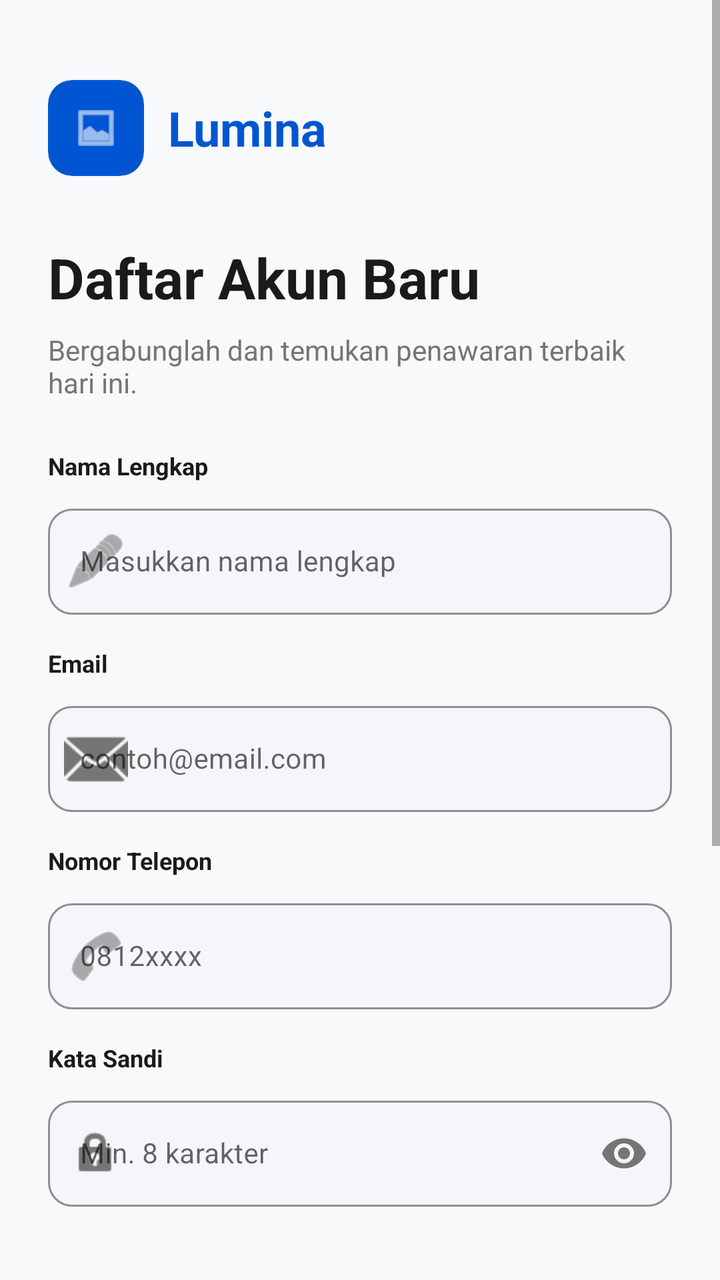
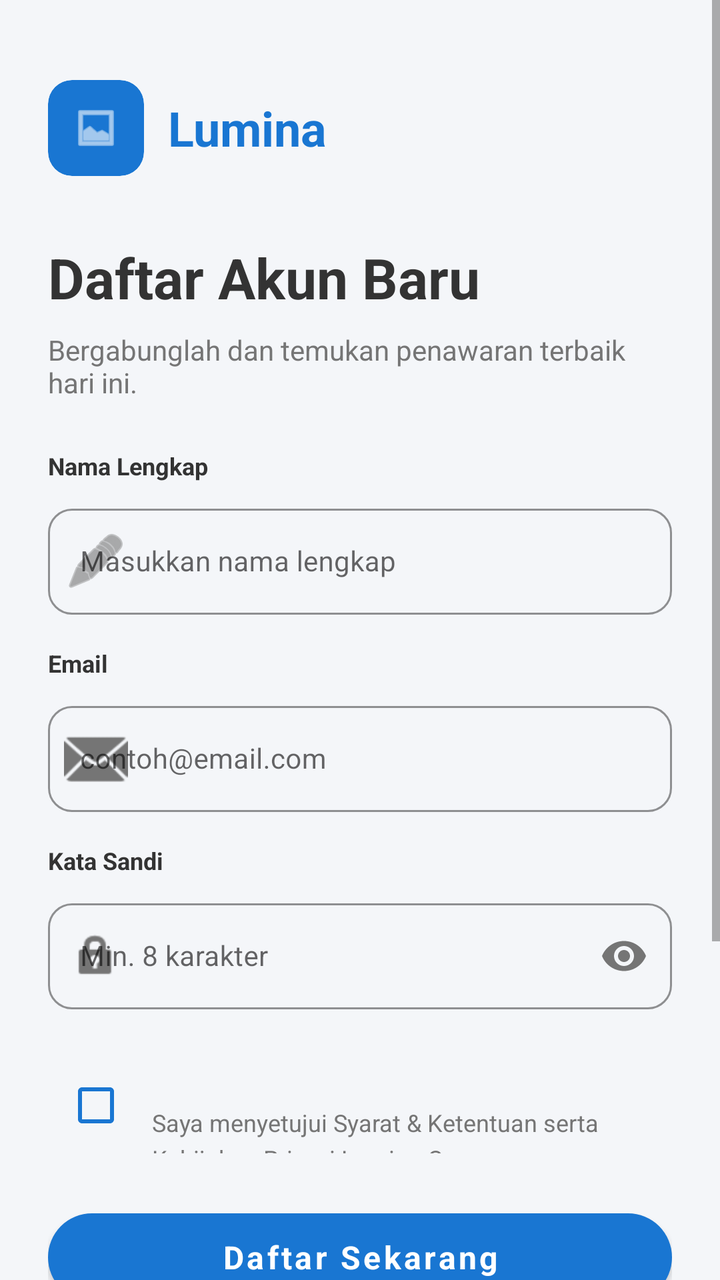

Screens rendered from an Android XML layout before and after an edit, with the pre-edit source and the edit as a unified diff.
<!-- AndroidManifest.xml: application theme Theme.DataMart -->
<!-- res/layout/activity_register.xml -->
<?xml version="1.0" encoding="utf-8"?>
<ScrollView xmlns:android="http://schemas.android.com/apk/res/android"
    xmlns:app="http://schemas.android.com/apk/res-auto"
    android:layout_width="match_parent"
    android:layout_height="match_parent"
    android:fillViewport="true"
    android:background="@color/background_light">

    <LinearLayout
        android:layout_width="match_parent"
        android:layout_height="wrap_content"
        android:orientation="vertical"
        android:padding="24dp">

        
        <LinearLayout
            android:layout_width="wrap_content"
            android:layout_height="wrap_content"
            android:layout_marginTop="16dp"
            android:gravity="center_vertical"
            android:orientation="horizontal">

            <com.google.android.material.card.MaterialCardView
                android:layout_width="48dp"
                android:layout_height="48dp"
                app:cardBackgroundColor="@color/lumina_blue"
                app:cardCornerRadius="12dp"
                app:cardElevation="0dp">

                <ImageView
                    android:layout_width="24dp"
                    android:layout_height="24dp"
                    android:layout_gravity="center"
                    android:src="@android:drawable/ic_menu_gallery"
                    app:tint="@color/white" />
            </com.google.android.material.card.MaterialCardView>

            <TextView
                android:layout_width="wrap_content"
                android:layout_height="wrap_content"
                android:layout_marginStart="12dp"
                android:text="Lumina"
                android:textColor="@color/lumina_blue"
                android:textSize="24sp"
                android:textStyle="bold" />
        </LinearLayout>

        
        <TextView
            android:layout_width="wrap_content"
            android:layout_height="wrap_content"
            android:layout_marginTop="32dp"
            android:text="Daftar Akun Baru"
            android:textColor="@color/text_primary"
            android:textSize="28sp"
            android:textStyle="bold" />

        <TextView
            android:layout_width="wrap_content"
            android:layout_height="wrap_content"
            android:layout_marginTop="8dp"
            android:layout_marginBottom="24dp"
            android:text="Bergabunglah dan temukan penawaran terbaik hari ini."
            android:textColor="@color/text_secondary"
            android:textSize="14sp" />

        

        
        <TextView
            android:layout_width="wrap_content"
            android:layout_height="wrap_content"
            android:text="Nama Lengkap"
            android:textColor="@color/text_primary"
            android:textSize="12sp"
            android:textStyle="bold" />

        <com.google.android.material.textfield.TextInputLayout
            style="@style/Widget.MaterialComponents.TextInputLayout.OutlinedBox"
            android:layout_width="match_parent"
            android:layout_height="wrap_content"
            android:layout_marginTop="8dp"
            android:layout_marginBottom="16dp"
            app:boxBackgroundColor="#F4F6F9"
            app:boxCornerRadiusBottomEnd="12dp"
            app:boxCornerRadiusBottomStart="12dp"
            app:boxCornerRadiusTopEnd="12dp"
            app:boxCornerRadiusTopStart="12dp"
            app:boxStrokeColor="#E0E0E0"
            app:startIconDrawable="@android:drawable/ic_menu_edit"
            app:startIconTint="@color/text_secondary">

            <com.google.android.material.textfield.TextInputEditText
                android:layout_width="match_parent"
                android:layout_height="wrap_content"
                android:hint="Masukkan nama lengkap"
                android:inputType="textPersonName"
                android:textColor="@color/text_primary"
                android:textSize="14sp" />
        </com.google.android.material.textfield.TextInputLayout>

        
        <TextView
            android:layout_width="wrap_content"
            android:layout_height="wrap_content"
            android:text="Email"
            android:textColor="@color/text_primary"
            android:textSize="12sp"
            android:textStyle="bold" />

        <com.google.android.material.textfield.TextInputLayout
            style="@style/Widget.MaterialComponents.TextInputLayout.OutlinedBox"
            android:layout_width="match_parent"
            android:layout_height="wrap_content"
            android:layout_marginTop="8dp"
            android:layout_marginBottom="16dp"
            app:boxBackgroundColor="#F4F6F9"
            app:boxCornerRadiusBottomEnd="12dp"
            app:boxCornerRadiusBottomStart="12dp"
            app:boxCornerRadiusTopEnd="12dp"
            app:boxCornerRadiusTopStart="12dp"
            app:boxStrokeColor="#E0E0E0"
            app:startIconDrawable="@android:drawable/ic_dialog_email"
            app:startIconTint="@color/text_secondary">

            <com.google.android.material.textfield.TextInputEditText
                android:layout_width="match_parent"
                android:layout_height="wrap_content"
                android:hint="contoh@email.com"
                android:inputType="textEmailAddress"
                android:textColor="@color/text_primary"
                android:textSize="14sp" />
        </com.google.android.material.textfield.TextInputLayout>

        
        <TextView
            android:layout_width="wrap_content"
            android:layout_height="wrap_content"
            android:text="Nomor Telepon"
            android:textColor="@color/text_primary"
            android:textSize="12sp"
            android:textStyle="bold" />

        <com.google.android.material.textfield.TextInputLayout
            style="@style/Widget.MaterialComponents.TextInputLayout.OutlinedBox"
            android:layout_width="match_parent"
            android:layout_height="wrap_content"
            android:layout_marginTop="8dp"
            android:layout_marginBottom="16dp"
            app:boxBackgroundColor="#F4F6F9"
            app:boxCornerRadiusBottomEnd="12dp"
            app:boxCornerRadiusBottomStart="12dp"
            app:boxCornerRadiusTopEnd="12dp"
            app:boxCornerRadiusTopStart="12dp"
            app:boxStrokeColor="#E0E0E0"
            app:startIconDrawable="@android:drawable/ic_menu_call"
            app:startIconTint="@color/text_secondary">

            <com.google.android.material.textfield.TextInputEditText
                android:layout_width="match_parent"
                android:layout_height="wrap_content"
                android:hint="0812xxxx"
                android:inputType="phone"
                android:textColor="@color/text_primary"
                android:textSize="14sp" />
        </com.google.android.material.textfield.TextInputLayout>

        
        <TextView
            android:layout_width="wrap_content"
            android:layout_height="wrap_content"
            android:text="Kata Sandi"
            android:textColor="@color/text_primary"
            android:textSize="12sp"
            android:textStyle="bold" />

        <com.google.android.material.textfield.TextInputLayout
            style="@style/Widget.MaterialComponents.TextInputLayout.OutlinedBox"
            android:layout_width="match_parent"
            android:layout_height="wrap_content"
            android:layout_marginTop="8dp"
            android:layout_marginBottom="16dp"
            app:boxBackgroundColor="#F4F6F9"
            app:boxCornerRadiusBottomEnd="12dp"
            app:boxCornerRadiusBottomStart="12dp"
            app:boxCornerRadiusTopEnd="12dp"
            app:boxCornerRadiusTopStart="12dp"
            app:boxStrokeColor="#E0E0E0"
            app:passwordToggleEnabled="true"
            app:passwordToggleTint="@color/text_secondary"
            app:startIconDrawable="@android:drawable/ic_lock_idle_lock"
            app:startIconTint="@color/text_secondary">

            <com.google.android.material.textfield.TextInputEditText
                android:layout_width="match_parent"
                android:layout_height="wrap_content"
                android:hint="Min. 8 karakter"
                android:inputType="textPassword"
                android:textColor="@color/text_primary"
                android:textSize="14sp" />
        </com.google.android.material.textfield.TextInputLayout>

        
        <LinearLayout
            android:layout_width="match_parent"
            android:layout_height="wrap_content"
            android:layout_marginTop="8dp"
            android:orientation="horizontal"
            android:gravity="top">

            <CheckBox
                android:id="@+id/cbTerms"
                android:layout_width="wrap_content"
                android:layout_height="wrap_content"
                android:buttonTint="@color/lumina_blue" />

            <TextView
                android:layout_width="wrap_content"
                android:layout_height="wrap_content"
                android:layout_marginStart="4dp"
                android:layout_marginTop="8dp"
                android:text="Saya menyetujui Syarat &amp; Ketentuan serta Kebijakan Privasi Lumina Commerce."
                android:textColor="@color/text_secondary"
                android:textSize="12sp"
                android:lineSpacingExtra="4dp"/>
        </LinearLayout>

        
        <com.google.android.material.button.MaterialButton
            android:id="@+id/btnRegister"
            android:layout_width="match_parent"
            android:layout_height="56dp"
            android:layout_marginTop="24dp"
            android:text="Daftar Sekarang"
            android:textAllCaps="false"
            android:textSize="16sp"
            android:textStyle="bold"
            app:backgroundTint="@color/lumina_blue"
            app:cornerRadius="28dp" />

        
        <LinearLayout
            android:layout_width="match_parent"
            android:layout_height="wrap_content"
            android:layout_marginTop="24dp"
            android:gravity="center_vertical"
            android:orientation="horizontal">

            <View
                android:layout_width="0dp"
                android:layout_height="1dp"
                android:layout_weight="1"
                android:background="#E0E0E0" />

            <TextView
                android:layout_width="wrap_content"
                android:layout_height="wrap_content"
                android:layout_marginHorizontal="16dp"
                android:text="Atau daftar dengan"
                android:textColor="@color/text_secondary"
                android:textSize="12sp" />

            <View
                android:layout_width="0dp"
                android:layout_height="1dp"
                android:layout_weight="1"
                android:background="#E0E0E0" />
        </LinearLayout>

        
        <LinearLayout
            android:layout_width="match_parent"
            android:layout_height="wrap_content"
            android:layout_marginTop="16dp"
            android:baselineAligned="false"
            android:orientation="horizontal">

            <com.google.android.material.button.MaterialButton
                style="@style/Widget.MaterialComponents.Button.OutlinedButton"
                android:layout_width="0dp"
                android:layout_height="50dp"
                android:layout_marginEnd="8dp"
                android:layout_weight="1"
                android:text="Google"
                android:textAllCaps="false"
                android:textColor="@color/text_primary"
                app:cornerRadius="12dp"
                app:strokeColor="#E0E0E0" />

            <com.google.android.material.button.MaterialButton
                style="@style/Widget.MaterialComponents.Button.OutlinedButton"
                android:layout_width="0dp"
                android:layout_height="50dp"
                android:layout_marginStart="8dp"
                android:layout_weight="1"
                android:text="Facebook"
                android:textAllCaps="false"
                android:textColor="@color/text_primary"
                app:cornerRadius="12dp"
                app:strokeColor="#E0E0E0" />
        </LinearLayout>

        
        <LinearLayout
            android:layout_width="match_parent"
            android:layout_height="wrap_content"
            android:layout_marginTop="32dp"
            android:layout_marginBottom="32dp"
            android:gravity="center"
            android:orientation="horizontal">

            <TextView
                android:layout_width="wrap_content"
                android:layout_height="wrap_content"
                android:text="Sudah punya akun? "
                android:textColor="@color/text_secondary"
                android:textSize="14sp" />

            <TextView
                android:id="@+id/tvLogin"
                android:layout_width="wrap_content"
                android:layout_height="wrap_content"
                android:text="Masuk di sini"
                android:textColor="@color/lumina_blue"
                android:textSize="14sp"
                android:textStyle="bold" />
        </LinearLayout>

    </LinearLayout>
</ScrollView>
<!-- resources referenced by this layout -->
<resources>
  <color name="background_light">#F8F9FA</color>
  <color name="lumina_blue">#0056D2</color>
  <color name="text_primary">#1A1A1A</color>
  <color name="text_secondary">#757575</color>
  <color name="white">#FFFFFF</color>
  <style name="Theme.DataMart" parent="Theme.MaterialComponents.DayNight.NoActionBar">
  
          <item name="colorPrimary">@color/colorPrimary</item>
          <item name="colorPrimaryVariant">@color/colorPrimaryDark</item>
          <item name="colorOnPrimary">@color/white</item>
  
          <item name="colorSecondary">@color/colorAccent</item>
          <item name="colorSecondaryVariant">@color/colorAccent</item>
          <item name="colorOnSecondary">@color/white</item>
  
          <item name="android:statusBarColor">@color/colorPrimaryDark</item>
  
          <item name="android:fontFamily">sans-serif</item>
      </style>
</resources>

<!-- the commit's change to res/layout/activity_register.xml (unified diff, before → after) -->
@@ -12,7 +12,6 @@
         android:orientation="vertical"
         android:padding="24dp">
 
-        
         <LinearLayout
             android:layout_width="wrap_content"
             android:layout_height="wrap_content"
@@ -45,7 +44,6 @@
                 android:textStyle="bold" />
         </LinearLayout>
 
-        
         <TextView
             android:layout_width="wrap_content"
             android:layout_height="wrap_content"
@@ -64,9 +62,6 @@
             android:textColor="@color/text_secondary"
             android:textSize="14sp" />
 
-        
-
-        
         <TextView
             android:layout_width="wrap_content"
             android:layout_height="wrap_content"
@@ -91,6 +86,7 @@
             app:startIconTint="@color/text_secondary">
 
             <com.google.android.material.textfield.TextInputEditText
+                android:id="@+id/etNameReg"
                 android:layout_width="match_parent"
                 android:layout_height="wrap_content"
                 android:hint="Masukkan nama lengkap"
@@ -99,7 +95,6 @@
                 android:textSize="14sp" />
         </com.google.android.material.textfield.TextInputLayout>
 
-        
         <TextView
             android:layout_width="wrap_content"
             android:layout_height="wrap_content"
@@ -124,6 +119,7 @@
             app:startIconTint="@color/text_secondary">
 
             <com.google.android.material.textfield.TextInputEditText
+                android:id="@+id/etEmailReg"
                 android:layout_width="match_parent"
                 android:layout_height="wrap_content"
                 android:hint="contoh@email.com"
@@ -132,40 +128,6 @@
                 android:textSize="14sp" />
         </com.google.android.material.textfield.TextInputLayout>
 
-        
-        <TextView
-            android:layout_width="wrap_content"
-            android:layout_height="wrap_content"
-            android:text="Nomor Telepon"
-            android:textColor="@color/text_primary"
-            android:textSize="12sp"
-            android:textStyle="bold" />
-
-        <com.google.android.material.textfield.TextInputLayout
-            style="@style/Widget.MaterialComponents.TextInputLayout.OutlinedBox"
-            android:layout_width="match_parent"
-            android:layout_height="wrap_content"
-            android:layout_marginTop="8dp"
-            android:layout_marginBottom="16dp"
-            app:boxBackgroundColor="#F4F6F9"
-            app:boxCornerRadiusBottomEnd="12dp"
-            app:boxCornerRadiusBottomStart="12dp"
-            app:boxCornerRadiusTopEnd="12dp"
-            app:boxCornerRadiusTopStart="12dp"
-            app:boxStrokeColor="#E0E0E0"
-            app:startIconDrawable="@android:drawable/ic_menu_call"
-            app:startIconTint="@color/text_secondary">
-
-            <com.google.android.material.textfield.TextInputEditText
-                android:layout_width="match_parent"
-                android:layout_height="wrap_content"
-                android:hint="0812xxxx"
-                android:inputType="phone"
-                android:textColor="@color/text_primary"
-                android:textSize="14sp" />
-        </com.google.android.material.textfield.TextInputLayout>
-
-        
         <TextView
             android:layout_width="wrap_content"
             android:layout_height="wrap_content"
@@ -192,6 +154,7 @@
             app:startIconTint="@color/text_secondary">
 
             <com.google.android.material.textfield.TextInputEditText
+                android:id="@+id/etPasswordReg"
                 android:layout_width="match_parent"
                 android:layout_height="wrap_content"
                 android:hint="Min. 8 karakter"
@@ -200,7 +163,6 @@
                 android:textSize="14sp" />
         </com.google.android.material.textfield.TextInputLayout>
 
-        
         <LinearLayout
             android:layout_width="match_parent"
             android:layout_height="wrap_content"
@@ -225,7 +187,6 @@
                 android:lineSpacingExtra="4dp"/>
         </LinearLayout>
 
-        
         <com.google.android.material.button.MaterialButton
             android:id="@+id/btnRegister"
             android:layout_width="match_parent"
@@ -238,7 +199,6 @@
             app:backgroundTint="@color/lumina_blue"
             app:cornerRadius="28dp" />
 
-        
         <LinearLayout
             android:layout_width="match_parent"
             android:layout_height="wrap_content"
@@ -267,7 +227,6 @@
                 android:background="#E0E0E0" />
         </LinearLayout>
 
-        
         <LinearLayout
             android:layout_width="match_parent"
             android:layout_height="wrap_content"
@@ -300,7 +259,6 @@
                 app:strokeColor="#E0E0E0" />
         </LinearLayout>
 
-        
         <LinearLayout
             android:layout_width="match_parent"
             android:layout_height="wrap_content"
<!-- resource entries referenced after the edit -->
@@ -1,10 +1,10 @@
 <!-- resources referenced by this layout -->
 <resources>
-  <color name="background_light">#F8F9FA</color>
-  <color name="lumina_blue">#0056D2</color>
-  <color name="text_primary">#1A1A1A</color>
+  <color name="background_light">#F4F6F9</color>
+  <color name="lumina_blue">#1976D2</color>
+  <color name="text_primary">#333333</color>
   <color name="text_secondary">#757575</color>
-  <color name="white">#FFFFFF</color>
+  <color name="white">#FFFFFFFF</color>
   <style name="Theme.DataMart" parent="Theme.MaterialComponents.DayNight.NoActionBar">
   
           <item name="colorPrimary">@color/colorPrimary</item>
@@ -19,5 +19,8 @@
   
           <item name="android:fontFamily">sans-serif</item>
       </style>
+  <color name="colorPrimary">#1976D2</color>
+  <color name="colorPrimaryDark">#115293</color>
+  <color name="colorAccent">#FF4081</color>
 </resources>
 
